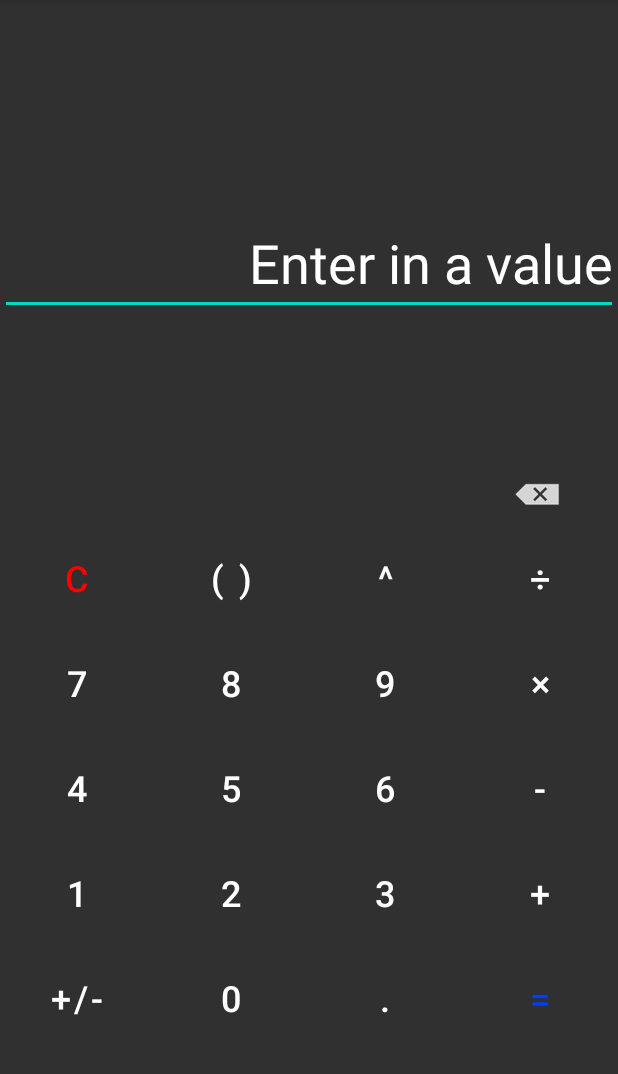
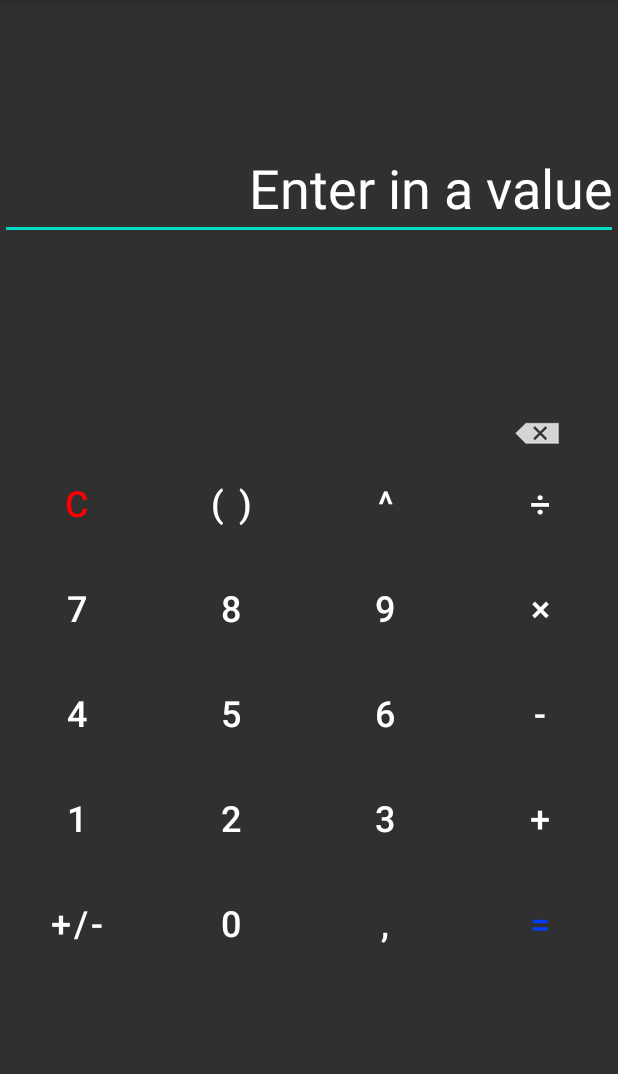
Before and after one commit to tontsa28/opencalc, an Android app: the screen it shows after launch (MainActivity), on a phone screen of 412 x 824 dp, the part 84-1158 px from its top. Run offline under Robolectric (Android 15) with nearby library versions, the light colour scheme and no system bars.

Commit message:
Added app functionality

```diff
--- a/app/src/main/res/layout/activity_main.xml
+++ b/app/src/main/res/layout/activity_main.xml
@@ -11,7 +11,7 @@
         android:id="@+id/tableLayout"
         android:layout_width="0dp"
         android:layout_height="0dp"
-        android:layout_marginTop="350dp"
+        android:layout_marginTop="300dp"
         app:layout_constraintBottom_toBottomOf="parent"
         app:layout_constraintEnd_toEndOf="parent"
         app:layout_constraintHorizontal_bias="1.0"
@@ -30,6 +30,7 @@
                 android:layout_height="70dp"
                 android:layout_weight="1"
                 android:background="@drawable/circle"
+                android:onClick="clearBTN"
                 android:text="@string/clear"
                 android:textColor="#FF0000"
                 android:textSize="24sp" />
@@ -41,6 +42,7 @@
                 android:layout_height="70dp"
                 android:layout_weight="1"
                 android:background="@drawable/circle"
+                android:onClick="parenthesesBTN"
                 android:text="@string/parentheses"
                 android:textColor="#FFFFFF"
                 android:textSize="24sp" />
@@ -52,6 +54,7 @@
                 android:layout_height="70dp"
                 android:layout_weight="1"
                 android:background="@drawable/circle"
+                android:onClick="exponentBTN"
                 android:text="@string/exponent"
                 android:textColor="#FFFFFF"
                 android:textSize="24sp" />
@@ -63,6 +66,7 @@
                 android:layout_height="70dp"
                 android:layout_weight="1"
                 android:background="@drawable/circle"
+                android:onClick="divideBTN"
                 android:text="@string/divide"
                 android:textColor="#FFFFFF"
                 android:textSize="24sp" />
@@ -79,6 +83,7 @@
                 android:layout_height="70dp"
                 android:layout_weight="1"
                 android:background="@drawable/circle"
+                android:onClick="sevenBTN"
                 android:text="@string/seven"
                 android:textColor="#FFFFFF"
                 android:textSize="24sp" />
@@ -90,6 +95,7 @@
                 android:layout_height="70dp"
                 android:layout_weight="1"
                 android:background="@drawable/circle"
+                android:onClick="eightBTN"
                 android:text="@string/eight"
                 android:textColor="#FFFFFF"
                 android:textSize="24sp" />
@@ -101,6 +107,7 @@
                 android:layout_height="70dp"
                 android:layout_weight="1"
                 android:background="@drawable/circle"
+                android:onClick="nineBTN"
                 android:text="@string/nine"
                 android:textColor="#FFFFFF"
                 android:textSize="24sp" />
@@ -112,6 +119,7 @@
                 android:layout_height="70dp"
                 android:layout_weight="1"
                 android:background="@drawable/circle"
+                android:onClick="multiplyBTN"
                 android:text="@string/multiply"
                 android:textColor="#FFFFFF"
                 android:textSize="24sp" />
@@ -128,6 +136,7 @@
                 android:layout_height="70dp"
                 android:layout_weight="1"
                 android:background="@drawable/circle"
+                android:onClick="fourBTN"
                 android:text="@string/four"
                 android:textColor="#FFFFFF"
                 android:textSize="24sp" />
@@ -139,6 +148,7 @@
                 android:layout_height="70dp"
                 android:layout_weight="1"
                 android:background="@drawable/circle"
+                android:onClick="fiveBTN"
                 android:text="@string/five"
                 android:textColor="#FFFFFF"
                 android:textSize="24sp" />
@@ -150,6 +160,7 @@
                 android:layout_height="70dp"
                 android:layout_weight="1"
                 android:background="@drawable/circle"
+                android:onClick="sixBTN"
                 android:text="@string/six"
                 android:textColor="#FFFFFF"
                 android:textSize="24sp" />
@@ -161,6 +172,7 @@
                 android:layout_height="70dp"
                 android:layout_weight="1"
                 android:background="@drawable/circle"
+                android:onClick="subtractBTN"
                 android:text="@string/subtract"
                 android:textColor="#FFFFFF"
                 android:textSize="24sp" />
@@ -177,6 +189,7 @@
                 android:layout_height="70dp"
                 android:layout_weight="1"
                 android:background="@drawable/circle"
+                android:onClick="oneBTN"
                 android:text="@string/one"
                 android:textColor="#FFFFFF"
                 android:textSize="24sp" />
@@ -188,6 +201,7 @@
                 android:layout_height="70dp"
                 android:layout_weight="1"
                 android:background="@drawable/circle"
+                android:onClick="twoBTN"
                 android:text="@string/two"
                 android:textColor="#FFFFFF"
                 android:textSize="24sp" />
@@ -199,6 +213,7 @@
                 android:layout_height="70dp"
                 android:layout_weight="1"
                 android:background="@drawable/circle"
+                android:onClick="threeBTN"
                 android:text="@string/three"
                 android:textColor="#FFFFFF"
                 android:textSize="24sp" />
@@ -210,6 +225,7 @@
                 android:layout_height="70dp"
                 android:layout_weight="1"
                 android:background="@drawable/circle"
+                android:onClick="addBTN"
                 android:text="@string/add"
                 android:textColor="#FFFFFF"
                 android:textSize="24sp" />
@@ -226,6 +242,7 @@
                 android:layout_height="70dp"
                 android:layout_weight="1"
                 android:background="@drawable/circle"
+                android:onClick="plusMinusBTN"
                 android:text="@string/plusMinus"
                 android:textColor="#FFFFFF"
                 android:textSize="24sp" />
@@ -237,6 +254,7 @@
                 android:layout_height="70dp"
                 android:layout_weight="1"
                 android:background="@drawable/circle"
+                android:onClick="zeroBTN"
                 android:text="@string/zero"
                 android:textColor="#FFFFFF"
                 android:textSize="24sp" />
@@ -248,6 +266,7 @@
                 android:layout_height="70dp"
                 android:layout_weight="1"
                 android:background="@drawable/circle"
+                android:onClick="pointBTN"
                 android:text="@string/point"
                 android:textColor="#FFFFFF"
                 android:textSize="24sp" />
@@ -259,6 +278,7 @@
                 android:layout_height="70dp"
                 android:layout_weight="1"
                 android:background="@drawable/circle"
+                android:onClick="equalsBTN"
                 android:text="@string/equals"
                 android:textColor="#003EFF"
                 android:textSize="24sp" />
@@ -273,27 +293,30 @@
         android:layout_height="wrap_content"
         android:background="@drawable/circle"
         android:contentDescription="@string/backspace"
+        android:onClick="backspaceBTN"
         app:layout_constraintBottom_toBottomOf="parent"
         app:layout_constraintEnd_toEndOf="parent"
         app:layout_constraintHorizontal_bias="0.97"
         app:layout_constraintStart_toStartOf="parent"
         app:layout_constraintTop_toTopOf="parent"
-        app:layout_constraintVertical_bias="0.424"
+        app:layout_constraintVertical_bias="0.368"
         app:srcCompat="@drawable/backspace" />
 
     <EditText
-        android:id="@+id/textView"
+        android:id="@+id/input"
         android:layout_width="0dp"
         android:layout_height="wrap_content"
+        android:autofillHints="false"
+        android:inputType="none"
         android:text="@string/display"
+        android:textAlignment="textEnd"
         android:textColor="#FFFFFF"
+        android:textSize="36sp"
         app:layout_constraintBottom_toTopOf="@+id/tableLayout"
         app:layout_constraintEnd_toEndOf="parent"
+        app:layout_constraintHorizontal_bias="0.0"
         app:layout_constraintStart_toStartOf="parent"
         app:layout_constraintTop_toTopOf="parent"
-        android:autofillHints="false"
-        android:inputType="none"
-        android:textSize="36sp"
-        android:textAlignment="textEnd"
+        app:layout_constraintVertical_bias="0.393"
         tools:ignore="LabelFor" />
 </androidx.constraintlayout.widget.ConstraintLayout>
--- a/app/src/main/res/values/strings.xml
+++ b/app/src/main/res/values/strings.xml
@@ -20,7 +20,7 @@
     <string name="add">+</string>
     <string name="subtract">-</string>
     <string name="plusMinus">+/-</string>
-    <string name="point">.</string>
+    <string name="point">,</string>
     <string name="equals">=</string>
 
     <string name="backspace"> </string>
```
Also changed, not shown: app/src/main/java/com/tontsadev/calculatorapp/MainActivity.java (+125 -0 lines).
